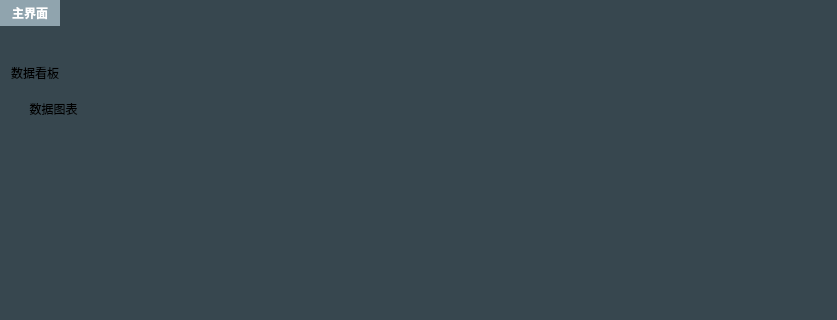
This is QtClient/mainwindow.ui in imtangsheng/QtClient as Qt 5 draws it before an edit; both pictures show x 0 to 837 and y 0 to 320 of the 837 by 674 pixel window. The edited form follows.
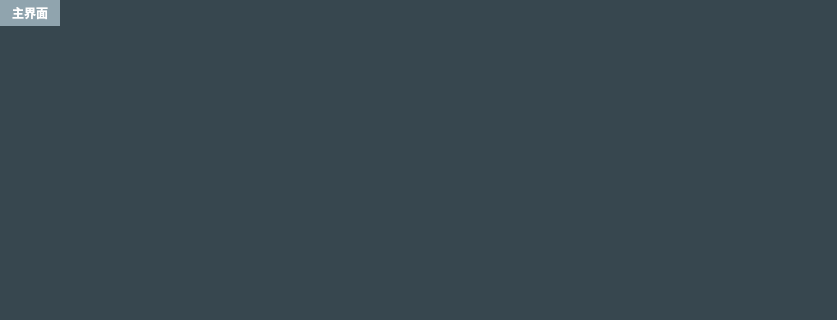
This is the edited form. Icons and pictures are not drawn.

Commit message: 1.图表模块移植到插件平台 2.删除以前额图表模块

```diff
--- a/QtClient/mainwindow.ui
+++ b/QtClient/mainwindow.ui
@@ -219,84 +219,6 @@
         <property name="bottomMargin">
          <number>9</number>
         </property>
-        <item>
-         <widget class="QGroupBox" name="groupBox_data">
-          <property name="styleSheet">
-           <string notr="true">border:none;</string>
-          </property>
-          <property name="title">
-           <string>数据看板</string>
-          </property>
-          <layout class="QHBoxLayout" name="horizontalLayout_3">
-           <property name="spacing">
-            <number>6</number>
-           </property>
-           <property name="leftMargin">
-            <number>16</number>
-           </property>
-           <property name="topMargin">
-            <number>36</number>
-           </property>
-           <property name="rightMargin">
-            <number>16</number>
-           </property>
-           <property name="bottomMargin">
-            <number>24</number>
-           </property>
-           <item>
-            <widget class="QToolButton" name="Button_dataView">
-             <property name="focusPolicy">
-              <enum>Qt::StrongFocus</enum>
-             </property>
-             <property name="toolTip">
-              <string>数据图表</string>
-             </property>
-             <property name="statusTip">
-              <string>数据图表</string>
-             </property>
-             <property name="layoutDirection">
-              <enum>Qt::LeftToRight</enum>
-             </property>
-             <property name="styleSheet">
-              <string notr="true">QPushButton::icon {
-  top: -2px;
-  position: relative;
-}</string>
-             </property>
-             <property name="text">
-              <string>数据图表</string>
-             </property>
-             <property name="icon">
-              <iconset resource="resource.qrc">
-               <normaloff>:/asset/Home/DataView.svg</normaloff>:/asset/Home/DataView.svg</iconset>
-             </property>
-             <property name="iconSize">
-              <size>
-               <width>48</width>
-               <height>48</height>
-              </size>
-             </property>
-             <property name="toolButtonStyle">
-              <enum>Qt::ToolButtonTextUnderIcon</enum>
-             </property>
-            </widget>
-           </item>
-           <item>
-            <spacer name="horizontalSpacer_2">
-             <property name="orientation">
-              <enum>Qt::Horizontal</enum>
-             </property>
-             <property name="sizeHint" stdset="0">
-              <size>
-               <width>40</width>
-               <height>20</height>
-              </size>
-             </property>
-            </spacer>
-           </item>
-          </layout>
-         </widget>
-        </item>
         <item>
          <layout class="QVBoxLayout" name="layout_tabMain"/>
         </item>
```
Left out of the diff: 12 changed lines with no effect on the pictures. The commit also changes 45 other files.
